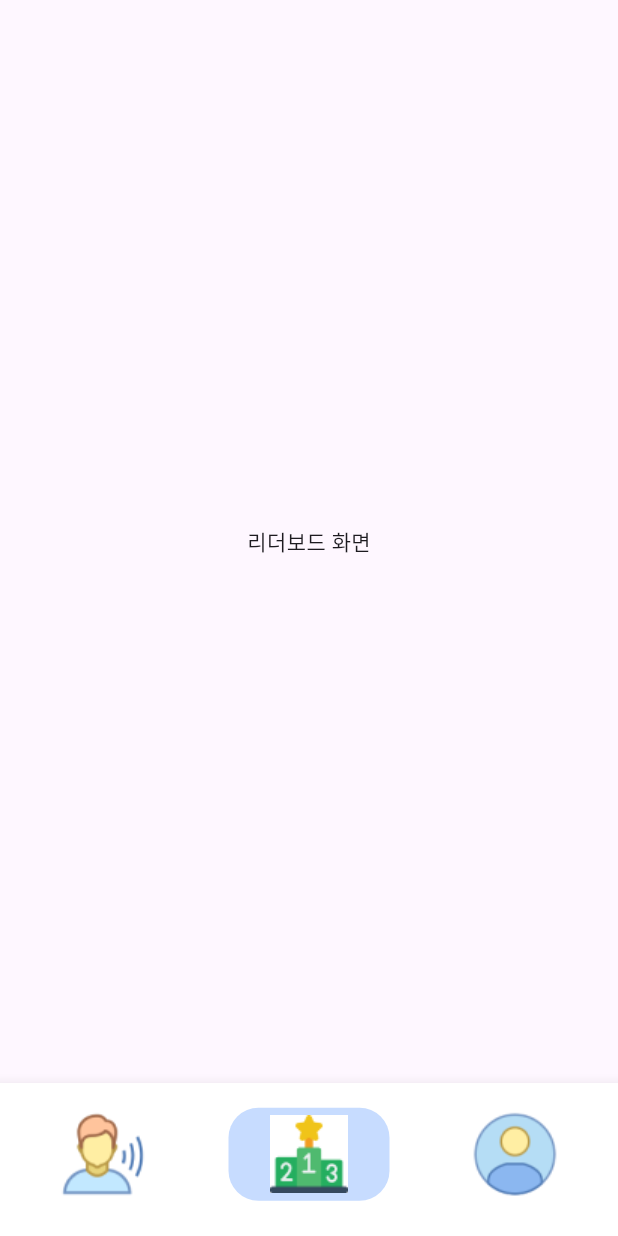
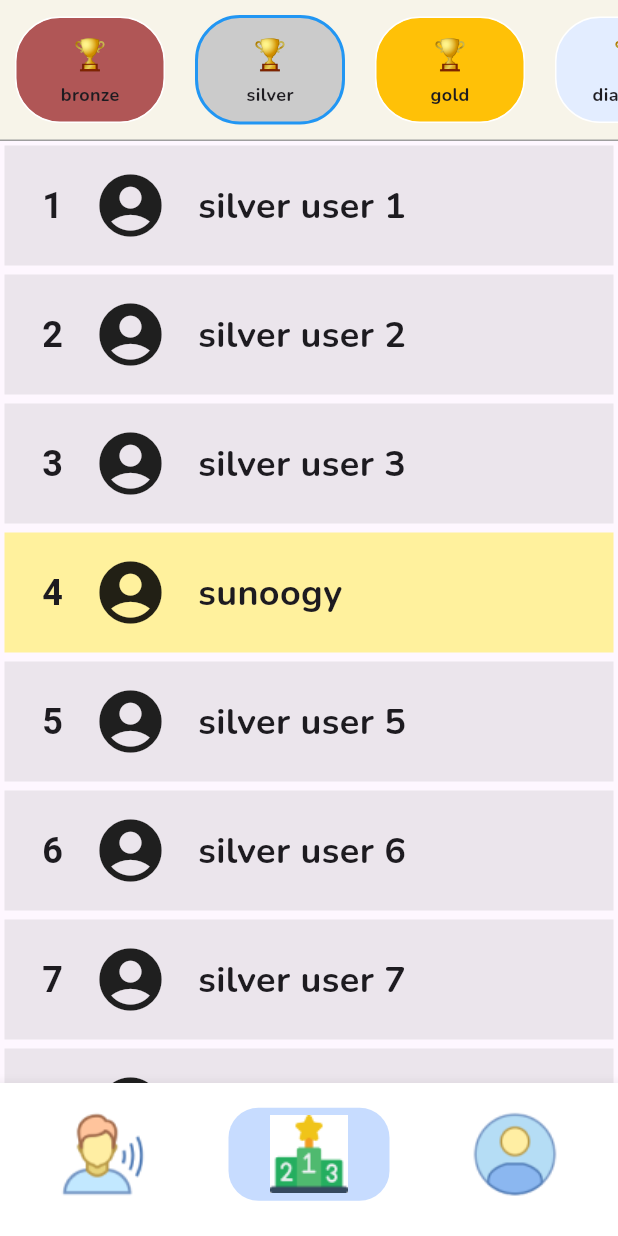
Before and after one commit to Fluent24/Fluent-Frontend, a Flutter app: the screen it shows after launch, item 2 of the bottom bar chosen, on a phone screen of 412 x 824 dp. Run offline on Flutter 3.47's test engine with Material 3 defaults, Android fonts, the phone set to English and light mode, and no system bars; missing offline and left inert: flutter_config, kakao_flutter_sdk.

Commit message:
Feat: 리더보드 레이아웃 구현
상단 랭크는 SingleChildView 가로 스크롤로 구현
하단 사용자 순위 목록은 Future Builder + ListView Builder 이용

- 순위가 9->10으로 이동할 때 레이아웃 깨짐 현상 수정해야 함
- 사용자 순위를 바로 볼 수 있도록 해당 위치로 스크롤 이동하는 로직도 구현해야 함

Resolves: #4

Resolves: #3

```diff
--- /dev/null
+++ b/lib/models/user.dart
@@ -0,0 +1,31 @@
+class UserModel {
+  int id;
+  String userName;
+  String rank;
+  int grade;
+
+  UserModel({
+    required this.id,
+    required this.userName,
+    required this.rank,
+    required this.grade,
+  });
+
+  Map<String, dynamic> toMap() {
+    return {
+      'id': id,
+      'user_name': userName,
+      'rank': rank,
+      'grade': grade,
+    };
+  }
+
+  factory UserModel.fromJson(Map<dynamic, dynamic> json) {
+    return UserModel(
+      id: json['id'],
+      userName: json['store_name'],
+      rank: json['rank'],
+      grade: json['grade'],
+    );
+  }
+}
--- a/lib/screens/leaderboard_screen.dart
+++ b/lib/screens/leaderboard_screen.dart
@@ -1,6 +1,7 @@
+// 리더보드(랭킹) 화면
+import 'package:fluent/models/user.dart';
 import 'package:flutter/material.dart';
 
-// 리더보드(랭킹) 화면
 class LeaderboardScreen extends StatefulWidget {
   const LeaderboardScreen({super.key});
 
@@ -9,10 +10,190 @@ class LeaderboardScreen extends StatefulWidget {
 }
 
 class _LeaderboardScreenState extends State<LeaderboardScreen> {
+  final UserModel testUser =
+      UserModel(id: 4, userName: 'sunoogy', rank: 'silver', grade: 4);
+
+  final Map<String, List<UserModel>> _rankData = {
+    'bronze': makeTestUser('bronze'),
+    'silver': makeTestUser('silver'),
+    'gold': makeTestUser('gold'),
+    'diamond': makeTestUser('diamond'),
+    'master': makeTestUser('master'),
+  };
+
+  late Future<List<UserModel>> _lstUser;
+  late String _selectedRank;
+
+  @override
+  void initState() {
+    // _lstUser 변화 -> ListView에 반영되려면 Future<List<UserModel>> 형식으로 줘야 함
+    _lstUser = _makeTestList(testUser.rank);
+    _selectedRank = testUser.rank;
+    super.initState();
+  }
+
   @override
   Widget build(BuildContext context) {
-    return Scaffold(
-      body: Center(child: Text('리더보드 화면'),),
+    return SafeArea(
+      child: Scaffold(
+        body: Column(
+          children: [
+            // 상단 랭크 목록 뷰 (가로 스크롤)
+            Container(
+              decoration: const ShapeDecoration(
+                shape: Border(
+                  bottom: BorderSide(
+                    width: 1,
+                    color: Colors.grey,
+                  ),
+                ),
+                color: Color(0xFFF7F4E9),
+              ),
+              child: SingleChildScrollView(
+                scrollDirection: Axis.horizontal,
+                child: Row(
+                  children: [
+                    rankIcon(const Color(0xFFB05656), 'bronze'),
+                    rankIcon(const Color(0xFFCBCBCB), 'silver'),
+                    rankIcon(const Color(0xFFFFC107), 'gold'),
+                    rankIcon(const Color(0xFFE3EDFF), 'diamond'),
+                    rankIcon(const Color(0xFFFF63E6), 'master'),
+                  ],
+                ),
+              ),
+            ),
+
+            // 하단 리스트 뷰 (세로 스크롤)
+            Expanded(
+              // _lstUser 변화하면 위젯 리로딩
+              child: FutureBuilder<List<UserModel>>(
+                future: _lstUser,
+                builder: (context, snapshot) {
+                  if (snapshot.hasData) {
+                    return ListView.builder(
+                      itemBuilder: (context, index) {
+                        return rankCard(snapshot.data![index]);
+                      },
+                      itemCount: snapshot.data!.length,
+                    );
+                  }
+                  else {
+                    return const Center(
+                      child: CircularProgressIndicator(),
+                    );
+                  }
+                },
+              ),
+            ),
+          ],
+        ),
+      ),
     );
   }
+
+  Widget rankIcon(Color color, String rank) {
+    // ignore: avoid_unnecessary_containers
+    return GestureDetector(
+      onTap: () {
+        // 랭크 아이콘 클릭 시, 해당 데이터 가져오기
+        setState(() {
+          _lstUser = _makeTestList(rank);
+          _selectedRank = rank;
+        });
+      },
+      child: Container(
+        decoration: ShapeDecoration(
+          shape: RoundedRectangleBorder(
+            side: BorderSide(
+              width: _selectedRank == rank ? 2 : 1,
+              color: _selectedRank == rank ? Colors.blue : Colors.white,
+            ),
+            borderRadius: BorderRadius.circular(30),
+          ),
+          color: color,
+        ),
+        margin: const EdgeInsets.all(10),
+        padding: const EdgeInsets.symmetric(vertical: 10),
+        width: 100,
+        child: Column(
+          mainAxisAlignment: MainAxisAlignment.center,
+          children: [
+            const Text(
+              '🏆',
+              style: TextStyle(
+                fontSize: 20,
+              ),
+            ),
+
+            const SizedBox(height: 3),
+
+            Text(
+              rank,
+              style: const TextStyle(
+                fontSize: 12,
+                fontFamily: 'Nunito',
+                fontWeight: FontWeight.bold,
+              ),
+            ),
+          ],
+        ),
+      ),
+    );
+  }
+
+  // test용 데이터 생성 함수 --> 삭제 예정
+  static List<UserModel> makeTestUser(String rank) {
+    List<UserModel> temp = [];
+    for (int i = 1; i <= 10; i++) {
+      if (rank == 'silver' && i == 4) {
+        temp.add(UserModel(id: 4, userName: 'sunoogy', rank: rank, grade: i));
+        continue;
+      }
+      temp.add(UserModel(id: i, userName: '$rank user $i', rank: rank, grade: i));
+    }
+
+    return temp;
+  }
+
+  // 사용자 랭크 목록 개별 요소
+  Widget rankCard(UserModel userModel) {
+    return Container(
+      margin: const EdgeInsets.all(3),
+      padding: const EdgeInsets.all(15),
+      color: userModel.userName == testUser.userName ? Colors.yellow.withOpacity(0.5) : Colors.grey.withOpacity(0.2),
+      child: Row(
+        mainAxisAlignment: MainAxisAlignment.start,
+        children: [
+          Padding(
+            padding: const EdgeInsets.only(left: 10, right: 20),
+            child: Text(
+              userModel.grade.toString(),
+              style: const TextStyle(
+                fontSize: 24,
+                fontWeight: FontWeight.bold,
+              ),
+            ),
+          ),
+
+          const Padding(
+            padding: EdgeInsets.only(right: 20),
+            child: Icon(Icons.account_circle, size: 50,),
+          ),
+
+          Text(
+            userModel.userName,
+            style: const TextStyle(
+              fontSize: 24,
+              fontFamily: 'Nunito',
+              fontWeight: FontWeight.bold,
+            ),
+          ),
+        ],
+      ),
+    );
+  }
+
+  Future<List<UserModel>> _makeTestList(String rank) async {
+    return _rankData[rank]!.toList();
+  }
 }
```
